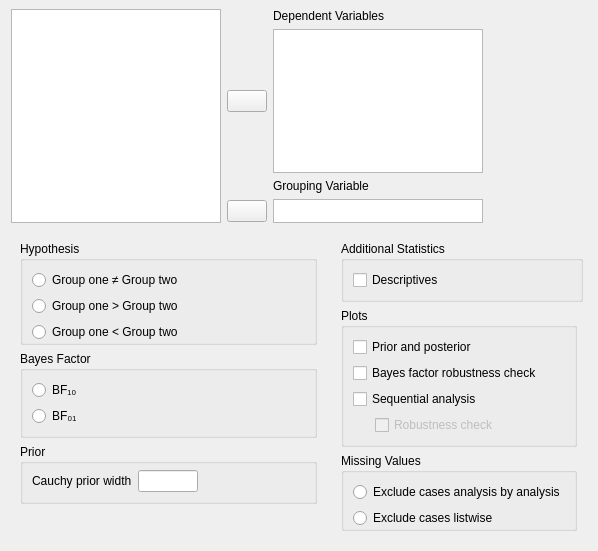
jasp-stats/jasp-desktop, file JASP-Desktop/analysisforms/ttestbayesianindependentsamplesform.ui: the form before one commit.
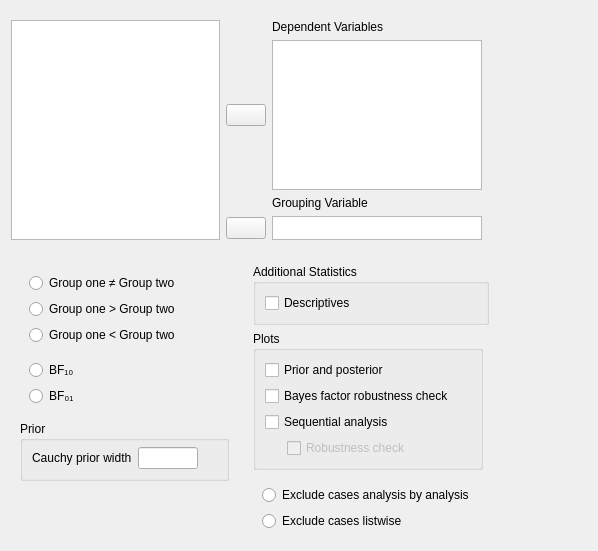
The form after the commit. Custom widgets are drawn as their Qt base class.

What changed in the file:
```diff
--- a/JASP-Desktop/analysisforms/ttestbayesianindependentsamplesform.ui
+++ b/JASP-Desktop/analysisforms/ttestbayesianindependentsamplesform.ui
@@ -14,15 +14,6 @@
    <string>Form</string>
   </property>
   <layout class="QGridLayout" name="gridLayout">
-   <property name="topMargin">
-    <number>0</number>
-   </property>
-   <property name="rightMargin">
-    <number>0</number>
-   </property>
-   <property name="verticalSpacing">
-    <number>0</number>
-   </property>
    <item row="0" column="0" colspan="3">
     <widget class="QWidget" name="widget" native="true">
      <property name="sizePolicy">
@@ -195,128 +186,14 @@
      </layout>
     </widget>
    </item>
-   <item row="1" column="1" rowspan="2">
-    <widget class="QWidget" name="widget_3" native="true">
-     <layout class="QGridLayout" name="gridLayout_2">
-      <item row="2" column="0">
-       <widget class="BoundGroupBox" name="missingValues">
-        <property name="title">
-         <string>Missing Values</string>
-        </property>
-        <property name="flat">
-         <bool>true</bool>
-        </property>
-        <layout class="QGridLayout" name="gridLayout_6">
-         <property name="bottomMargin">
-          <number>0</number>
-         </property>
-         <item row="0" column="0">
-          <widget class="QRadioButton" name="_1excludeAnalysisByAnalysis">
-           <property name="text">
-            <string>Exclude cases analysis by analysis</string>
-           </property>
-          </widget>
-         </item>
-         <item row="1" column="0">
-          <widget class="QRadioButton" name="_2excludeListwise">
-           <property name="text">
-            <string>Exclude cases listwise</string>
-           </property>
-          </widget>
-         </item>
-        </layout>
-       </widget>
-      </item>
-      <item row="0" column="0" colspan="2">
-       <widget class="QGroupBox" name="groupBox_7">
-        <property name="title">
-         <string>Additional Statistics</string>
-        </property>
-        <property name="flat">
-         <bool>true</bool>
-        </property>
-        <layout class="QGridLayout" name="gridLayout_3">
-         <item row="0" column="0" colspan="2">
-          <widget class="BoundCheckBox" name="descriptives">
-           <property name="text">
-            <string>Descriptives</string>
-           </property>
-          </widget>
-         </item>
-        </layout>
-       </widget>
-      </item>
-      <item row="4" column="0">
-       <spacer name="verticalSpacer_2">
-        <property name="orientation">
-         <enum>Qt::Vertical</enum>
-        </property>
-        <property name="sizeHint" stdset="0">
-         <size>
-          <width>20</width>
-          <height>40</height>
-         </size>
-        </property>
-       </spacer>
-      </item>
-      <item row="1" column="0">
-       <widget class="QGroupBox" name="plotsGroup">
-        <property name="title">
-         <string>Plots</string>
-        </property>
-        <property name="flat">
-         <bool>true</bool>
-        </property>
-        <layout class="QGridLayout" name="gridLayout_4">
-         <item row="0" column="0" colspan="2">
-          <widget class="BoundCheckBox" name="plotPriorAndPosterior">
-           <property name="text">
-            <string>Prior and posterior</string>
-           </property>
-          </widget>
-         </item>
-         <item row="1" column="0" colspan="2">
-          <widget class="BoundCheckBox" name="plotBayesFactorRobustness">
-           <property name="text">
-            <string>Bayes factor robustness check</string>
-           </property>
-          </widget>
-         </item>
-         <item row="2" column="0" colspan="2">
-          <widget class="BoundCheckBox" name="plotSequentialAnalysis">
-           <property name="text">
-            <string>Sequential analysis</string>
-           </property>
-          </widget>
-         </item>
-         <item row="3" column="0">
-          <widget class="QWidget" name="widget_4" native="true">
-           <property name="maximumSize">
-            <size>
-             <width>16</width>
-             <height>16777215</height>
-            </size>
-           </property>
-          </widget>
-         </item>
-         <item row="3" column="1">
-          <widget class="BoundCheckBox" name="plotSequentialAnalysisRobustness">
-           <property name="enabled">
-            <bool>false</bool>
-           </property>
-           <property name="text">
-            <string>Robustness check</string>
-           </property>
-          </widget>
-         </item>
-        </layout>
-       </widget>
-      </item>
-     </layout>
-    </widget>
-   </item>
-   <item row="1" column="0" rowspan="2">
+   <item row="1" column="0">
     <widget class="QWidget" name="widget_2" native="true">
+     <property name="maximumSize">
+      <size>
+       <width>240</width>
+       <height>16777215</height>
+      </size>
+     </property>
      <layout class="QGridLayout" name="gridLayout_5">
       <item row="7" column="0">
        <spacer name="verticalSpacer">
@@ -332,11 +209,11 @@
        </spacer>
       </item>
       <item row="1" column="0">
-       <widget class="BoundGroupBox" name="hypothesis">
-        <property name="title">
+       <widget class="BoundGroupBox" name="hypothesis" native="true">
+        <property name="title" stdset="0">
          <string>Hypothesis</string>
         </property>
-        <property name="flat">
+        <property name="flat" stdset="0">
          <bool>true</bool>
         </property>
         <layout class="QGridLayout" name="gridLayout_9">
@@ -368,13 +245,10 @@
        </widget>
       </item>
       <item row="3" column="0">
-       <widget class="QGroupBox" name="groupBox">
+       <widget class="GroupBox" name="groupBox">
         <property name="title">
          <string>Prior</string>
         </property>
-        <property name="flat">
-         <bool>true</bool>
-        </property>
         <layout class="QGridLayout" name="gridLayout_11">
          <property name="topMargin">
           <number>6</number>
@@ -419,12 +293,12 @@
        </widget>
       </item>
       <item row="2" column="0">
-       <widget class="BoundGroupBox" name="bayesFactorType">
-        <property name="title">
+       <widget class="BoundGroupBox" name="bayesFactorType" native="true">
+        <property name="title" stdset="0">
          <string>Bayes Factor</string>
         </property>
-        <property name="flat">
-         <bool>true</bool>
+        <property name="flat" stdset="0">
+         <bool>false</bool>
         </property>
         <layout class="QGridLayout" name="gridLayout_13">
          <item row="1" column="0">
@@ -447,6 +321,133 @@
      </layout>
     </widget>
    </item>
+   <item row="1" column="1">
+    <widget class="QWidget" name="widget_3" native="true">
+     <layout class="QGridLayout" name="gridLayout_2">
+      <item row="2" column="0">
+       <widget class="BoundGroupBox" name="missingValues" native="true">
+        <property name="title" stdset="0">
+         <string>Missing Values</string>
+        </property>
+        <property name="flat" stdset="0">
+         <bool>false</bool>
+        </property>
+        <layout class="QGridLayout" name="gridLayout_6">
+         <property name="bottomMargin">
+          <number>0</number>
+         </property>
+         <item row="0" column="0">
+          <widget class="QRadioButton" name="_1excludeAnalysisByAnalysis">
+           <property name="text">
+            <string>Exclude cases analysis by analysis</string>
+           </property>
+          </widget>
+         </item>
+         <item row="1" column="0">
+          <widget class="QRadioButton" name="_2excludeListwise">
+           <property name="text">
+            <string>Exclude cases listwise</string>
+           </property>
+          </widget>
+         </item>
+        </layout>
+       </widget>
+      </item>
+      <item row="0" column="0" colspan="2">
+       <widget class="GroupBox" name="groupBox_7">
+        <property name="title">
+         <string>Additional Statistics</string>
+        </property>
+        <layout class="QGridLayout" name="gridLayout_3">
+         <item row="0" column="0" colspan="2">
+          <widget class="BoundCheckBox" name="descriptives">
+           <property name="text">
+            <string>Descriptives</string>
+           </property>
+          </widget>
+         </item>
+        </layout>
+       </widget>
+      </item>
+      <item row="4" column="0">
+       <spacer name="verticalSpacer_2">
+        <property name="orientation">
+         <enum>Qt::Vertical</enum>
+        </property>
+        <property name="sizeHint" stdset="0">
+         <size>
+          <width>20</width>
+          <height>40</height>
+         </size>
+        </property>
+       </spacer>
+      </item>
+      <item row="1" column="0">
+       <widget class="GroupBox" name="plotsGroup">
+        <property name="title">
+         <string>Plots</string>
+        </property>
+        <layout class="QGridLayout" name="gridLayout_4">
+         <item row="0" column="0" colspan="2">
+          <widget class="BoundCheckBox" name="plotPriorAndPosterior">
+           <property name="text">
+            <string>Prior and posterior</string>
+           </property>
+          </widget>
+         </item>
+         <item row="1" column="0" colspan="2">
+          <widget class="BoundCheckBox" name="plotBayesFactorRobustness">
+           <property name="text">
+            <string>Bayes factor robustness check</string>
+           </property>
+          </widget>
+         </item>
+         <item row="2" column="0" colspan="2">
+          <widget class="BoundCheckBox" name="plotSequentialAnalysis">
+           <property name="text">
+            <string>Sequential analysis</string>
+           </property>
+          </widget>
+         </item>
+         <item row="3" column="0">
+          <widget class="QWidget" name="widget_4" native="true">
+           <property name="maximumSize">
+            <size>
+             <width>16</width>
+             <height>16777215</height>
+            </size>
+           </property>
+          </widget>
+         </item>
+         <item row="3" column="1">
+          <widget class="BoundCheckBox" name="plotSequentialAnalysisRobustness">
+           <property name="enabled">
+            <bool>false</bool>
+           </property>
+           <property name="text">
+            <string>Robustness check</string>
+           </property>
+          </widget>
+         </item>
+        </layout>
+       </widget>
+      </item>
+     </layout>
+    </widget>
+   </item>
+   <item row="1" column="2">
+    <spacer name="horizontalSpacer">
+     <property name="orientation">
+      <enum>Qt::Horizontal</enum>
+     </property>
+     <property name="sizeHint" stdset="0">
+      <size>
+       <width>96</width>
+       <height>20</height>
+      </size>
+     </property>
+    </spacer>
+   </item>
   </layout>
  </widget>
  <customwidgets>
@@ -470,6 +471,12 @@
    <extends>QCheckBox</extends>
    <header>widgets/boundcheckbox.h</header>
   </customwidget>
+  <customwidget>
+   <class>GroupBox</class>
+   <extends>QGroupBox</extends>
+   <header>widgets/groupbox.h</header>
+   <container>1</container>
+  </customwidget>
   <customwidget>
    <class>BoundTextBox</class>
    <extends>QLineEdit</extends>
@@ -477,7 +484,7 @@
   </customwidget>
   <customwidget>
    <class>BoundGroupBox</class>
-   <extends>QGroupBox</extends>
+   <extends>QWidget</extends>
    <header>widgets/boundgroupbox.h</header>
    <container>1</container>
   </customwidget>
```
